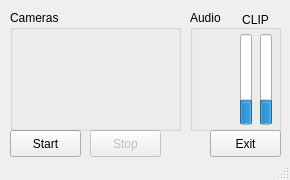
Before: the Qt Designer form VideoRecStation/src/maindialog.ui in andreyzhd/VideoMEG, drawn with Qt 5.
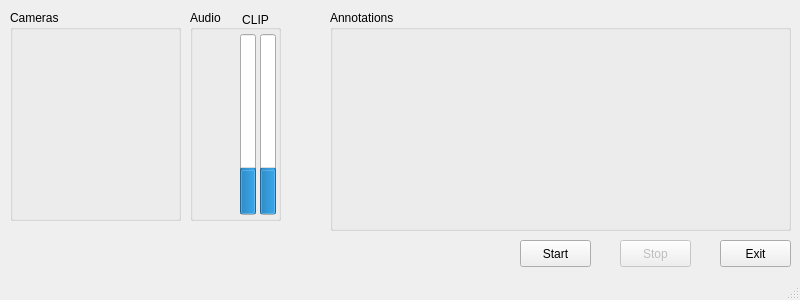
After: the same form once the commit is applied. Custom widgets are drawn as their Qt base class.

```diff
--- a/VideoRecStation/src/maindialog.ui
+++ b/VideoRecStation/src/maindialog.ui
@@ -6,8 +6,8 @@
    <rect>
     <x>0</x>
     <y>0</y>
-    <width>290</width>
-    <height>180</height>
+    <width>800</width>
+    <height>300</height>
    </rect>
   </property>
   <property name="sizePolicy">
@@ -18,14 +18,14 @@
   </property>
   <property name="minimumSize">
    <size>
-    <width>290</width>
-    <height>180</height>
+    <width>800</width>
+    <height>300</height>
    </size>
   </property>
   <property name="maximumSize">
    <size>
-    <width>290</width>
-    <height>180</height>
+    <width>800</width>
+    <height>300</height>
    </size>
   </property>
   <property name="windowTitle">
@@ -35,8 +35,8 @@
    <widget class="QPushButton" name="startButton">
     <property name="geometry">
      <rect>
-      <x>10</x>
-      <y>130</y>
+      <x>520</x>
+      <y>240</y>
       <width>71</width>
       <height>27</height>
      </rect>
@@ -51,8 +51,8 @@
     </property>
     <property name="geometry">
      <rect>
-      <x>90</x>
-      <y>130</y>
+      <x>620</x>
+      <y>240</y>
       <width>71</width>
       <height>27</height>
      </rect>
@@ -67,7 +67,7 @@
       <x>190</x>
       <y>10</y>
       <width>91</width>
-      <height>121</height>
+      <height>211</height>
      </rect>
     </property>
     <property name="title">
@@ -78,8 +78,8 @@
       <rect>
        <x>50</x>
        <y>24</y>
-       <width>12</width>
-       <height>91</height>
+       <width>16</width>
+       <height>181</height>
       </rect>
      </property>
      <property name="value">
@@ -97,8 +97,8 @@
       <rect>
        <x>70</x>
        <y>24</y>
-       <width>12</width>
-       <height>91</height>
+       <width>16</width>
+       <height>181</height>
       </rect>
      </property>
      <property name="value">
@@ -166,7 +166,7 @@
       <x>10</x>
       <y>10</y>
       <width>171</width>
-      <height>121</height>
+      <height>211</height>
      </rect>
     </property>
     <property name="title">
@@ -178,7 +178,7 @@
        <x>0</x>
        <y>20</y>
        <width>171</width>
-       <height>101</height>
+       <height>191</height>
       </rect>
      </property>
      <layout class="QVBoxLayout" name="videoVerticalLayout">
@@ -191,8 +191,8 @@
    <widget class="QPushButton" name="exitButton">
     <property name="geometry">
      <rect>
-      <x>210</x>
-      <y>130</y>
+      <x>720</x>
+      <y>240</y>
       <width>71</width>
       <height>27</height>
      </rect>
@@ -201,9 +201,47 @@
      <string>Exit</string>
     </property>
    </widget>
+   <widget class="QGroupBox" name="markersGroupBox">
+    <property name="geometry">
+     <rect>
+      <x>330</x>
+      <y>10</y>
+      <width>461</width>
+      <height>221</height>
+     </rect>
+    </property>
+    <property name="title">
+     <string>Annotations</string>
+    </property>
+    <widget class="MarkersWidget" name="markersWidget" native="true">
+     <property name="geometry">
+      <rect>
+       <x>0</x>
+       <y>30</y>
+       <width>461</width>
+       <height>191</height>
+      </rect>
+     </property>
+    </widget>
+   </widget>
+   <zorder>startButton</zorder>
+   <zorder>stopButton</zorder>
+   <zorder>audioGroupBox</zorder>
+   <zorder>videoGroupBox</zorder>
+   <zorder>exitButton</zorder>
+   <zorder>verticalLayoutWidget</zorder>
+   <zorder>markersGroupBox</zorder>
   </widget>
   <widget class="QStatusBar" name="statusBar"/>
  </widget>
+ <customwidgets>
+  <customwidget>
+   <class>MarkersWidget</class>
+   <extends>QWidget</extends>
+   <header>markerswidget.h</header>
+   <container>1</container>
+  </customwidget>
+ </customwidgets>
  <resources/>
  <connections>
   <connection>
```
